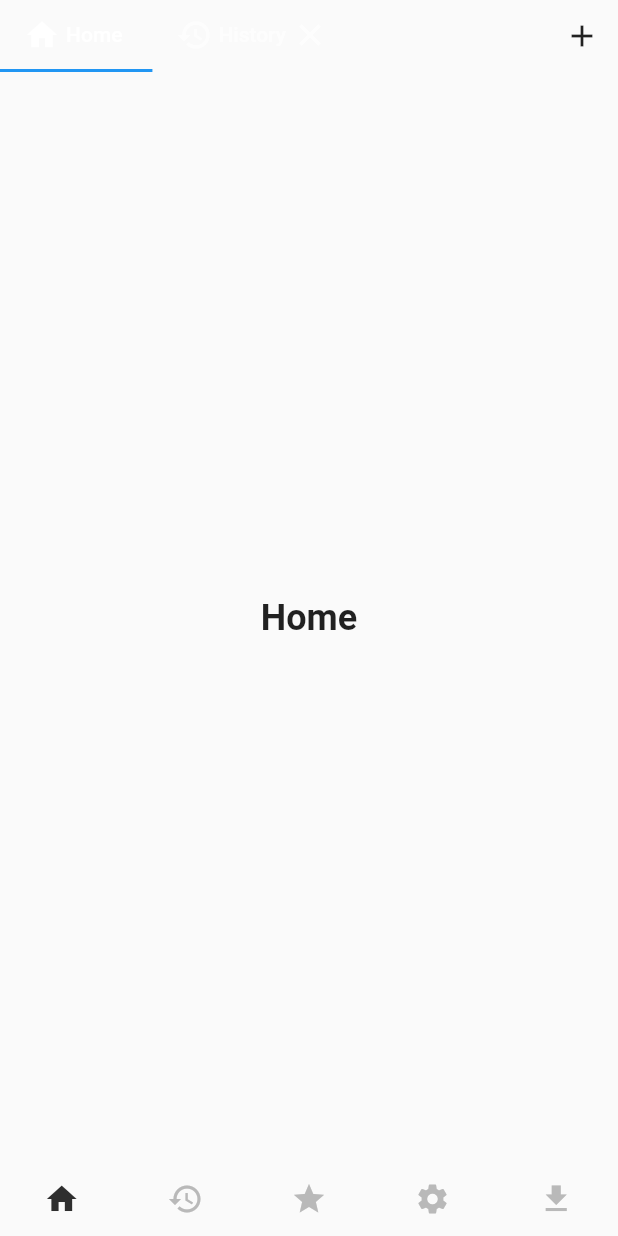
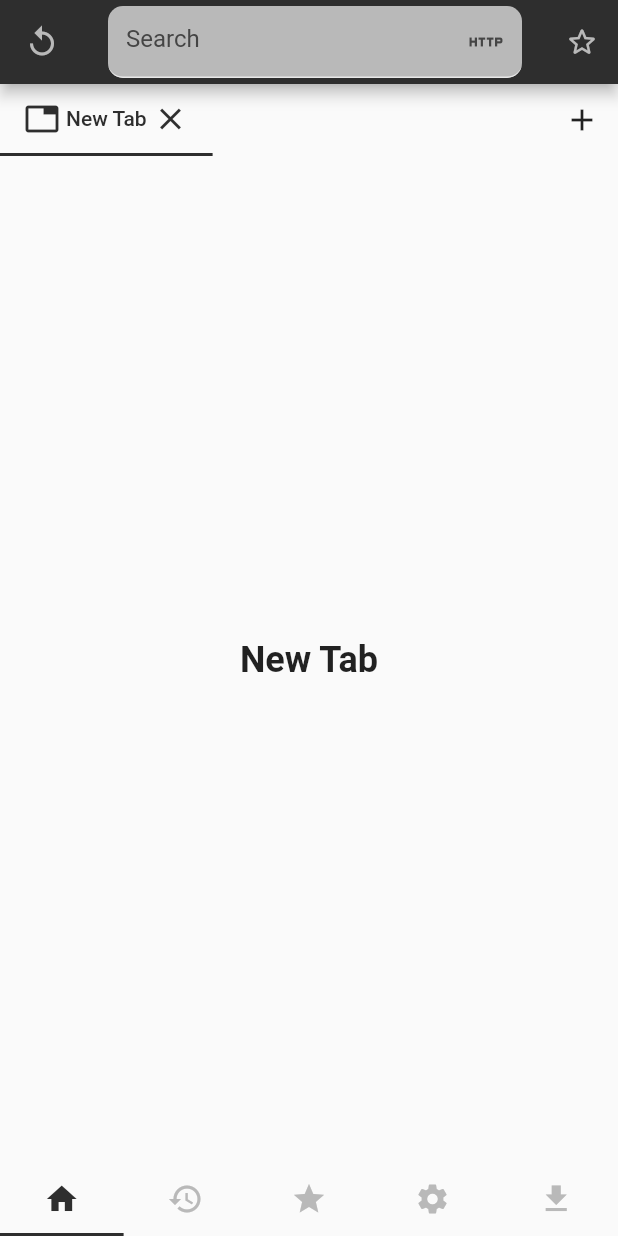
Before and after one commit to ejupi-djenis30/Dig, a Flutter app: the screen it shows after launch, on a phone screen of 412 x 824 dp. Run offline on Flutter 3.47's test engine with Material 2 defaults, Android fonts, the phone set to English and light mode, and no system bars; Roboto replaces fonts that are missing (Poppins).

Commit message:
ancora migliorato

```diff
--- a/lib/home.dart
+++ b/lib/home.dart
@@ -1,7 +1,11 @@
-import 'package:flutter/cupertino.dart';
 import 'package:flutter/material.dart';
 
 class HomeWidget extends StatefulWidget {
+  List<TabData> tabs = [
+    TabData(icon: Icons.tab, title: 'New Tab')
+  ];
+  HomeWidget({Key? key}) : super(key: key);
+
   @override
   _HomeWidgetState createState() => _HomeWidgetState();
 }
@@ -9,16 +13,12 @@ class HomeWidget extends StatefulWidget {
 class _HomeWidgetState extends State<HomeWidget>
     with SingleTickerProviderStateMixin {
   late TabController _tabController;
-  List<TabData> _tabs = [
-    TabData(icon: Icons.home, title: 'Home'),
-    TabData(icon: Icons.history, title: 'History'),
-    // Add more tabs as needed
-  ];
+
 
   @override
   void initState() {
     super.initState();
-    _tabController = TabController(length: _tabs.length, vsync: this);
+    _tabController = TabController(length: widget.tabs.length, vsync: this);
   }
 
   @override
@@ -36,8 +36,11 @@ class _HomeWidgetState extends State<HomeWidget>
             Expanded(
               child: TabBar(
                 controller: _tabController,
+                unselectedLabelColor: Color(0xFFB9B9B9),
+                labelColor: Color(0xFF2E2E2E),
+                indicatorColor: Color(0xFF2E2E2E),
                 isScrollable: true,
-                tabs: _tabs.map((TabData tab) {
+                tabs: widget.tabs.map((TabData tab) {
                   return Tab(
                     child: Row(
                       children: [
@@ -45,16 +48,11 @@ class _HomeWidgetState extends State<HomeWidget>
                         SizedBox(width: 4),
                         Text(tab.title),
                         SizedBox(width: 4),
-                        if (_tabs.indexOf(tab) != _tabController.index)
                           IconButton(
                             icon: Icon(Icons.close),
                             onPressed: () {
                               setState(() {
-                                _tabs.remove(tab);
-                                _tabController = TabController(
-                                  length: _tabs.length,
-                                  vsync: this,
-                                );
+                                widget.tabs.remove(tab);
                               });
                             },
                             padding: EdgeInsets.zero,
@@ -70,12 +68,8 @@ class _HomeWidgetState extends State<HomeWidget>
               icon: Icon(Icons.add),
               onPressed: () {
                 setState(() {
-                  _tabs.add(
+                  widget.tabs.add(
                     TabData(icon: Icons.tab, title: 'New Tab'),
-                  );
-                  _tabController = TabController(
-                    length: _tabs.length,
-                    vsync: this,
                   );
                 });
               },
@@ -85,11 +79,11 @@ class _HomeWidgetState extends State<HomeWidget>
         Expanded(
           child: TabBarView(
             controller: _tabController,
-            children: _tabs.map((TabData tab) {
+            children: widget.tabs.map((TabData tab) {
               return Center(
                 child: Text(
                   tab.title,
-                  style: TextStyle(
+                  style: const TextStyle(
                     fontSize: 24,
                     fontWeight: FontWeight.bold,
                   ),
--- a/lib/main.dart
+++ b/lib/main.dart
@@ -1,12 +1,14 @@
+import 'package:Dig/reload.dart';
 import 'package:flutter/material.dart';
+import 'package:flutter/services.dart';
 
 import 'home.dart';
 
 void main() {
-  runApp(MyApp());
+  runApp(DigBrowser());
 }
 
-class MyApp extends StatelessWidget {
+class DigBrowser extends StatelessWidget {
   @override
   Widget build(BuildContext context) {
     return MaterialApp(
@@ -15,46 +17,71 @@ class MyApp extends StatelessWidget {
       theme: ThemeData(
         primarySwatch: Colors.blue,
       ),
-      home: MyHomePage(title: 'Dig Browser'),
+      home: DigHomePage(title: 'Dig Browser'),
     );
   }
 }
 
-class MyHomePage extends StatefulWidget {
-  MyHomePage({Key? key, required this.title}) : super(key: key);
+class DigHomePage extends StatefulWidget {
+  DigHomePage({Key? key, required this.title}) : super(key: key);
   final String title;
 
   @override
-  _MyHomePageState createState() => _MyHomePageState();
+  _DigHomePageState createState() => _DigHomePageState();
 }
 
-class _MyHomePageState extends State<MyHomePage>
+class _DigHomePageState extends State<DigHomePage>
     with SingleTickerProviderStateMixin {
   late TabController _tabController;
+  late HomeWidget homeWidget;
   bool isFavorite = false;
-  bool showAppBar = false;
+  late bool showAppBar;
+  late TextEditingController _searchController;
+  bool isLoading = false;
+  late ReloadButton reloadButton;
 
   @override
   void initState() {
     super.initState();
+    homeWidget = HomeWidget();
     _tabController = TabController(length: 5, vsync: this);
-    _tabController.addListener(_handleTabSelection);
+    showAppBar = _tabController.index == 0 && homeWidget.tabs.isNotEmpty;
+    _tabController.addListener(_handleTabCountChanged);
+    _searchController = TextEditingController();
+    reloadButton = ReloadButton(isLoading: isLoading);
   }
 
-  void _handleTabSelection() {
+  void _handleTabCountChanged() {
     setState(() {
-      if (_tabController.index == 0) {
-        showAppBar = true;
-      } else {
-        showAppBar = false;
-      }
+      showAppBar = _tabController.index == 0 && homeWidget.tabs.isNotEmpty;
+      isLoading = reloadButton.isLoading;
     });
   }
 
   @override
   void dispose() {
     _tabController.dispose();
+    _searchController.dispose();
     super.dispose();
+  }
+
+  void _startReloadAnimation() {
+    setState(() {
+      isLoading = true;
+    });
+  }
+
+  void _stopReloadAnimation() {
+    setState(() {
+      isLoading = false;
+    });
+  }
+
+  void _handleKeyEvent(RawKeyEvent event) {
+    if (event is RawKeyDownEvent && event.logicalKey == LogicalKeyboardKey.enter) {
+      _startReloadAnimation();
+      print("helloooo");
+    }
   }
 
   @override
@@ -64,17 +91,12 @@ class _MyHomePageState extends State<MyHomePage>
           ? AppBar(
         backgroundColor: Color(0xFF2E2E2E),
         automaticallyImplyLeading: true,
-              leading: IconButton(
-                icon: Icon(
-                  Icons.replay_sharp,
-                  color: Color(0xFFB9B9B9),
-                  size: 24,
-                ),
-                onPressed: () {
-                  print('ReloadButton pressed ...');
-                },
-              ),
-              title: TextField(
+        leading: ReloadButton(isLoading: isLoading),
+        title: RawKeyboardListener(
+          focusNode: FocusNode(),
+          onKey: _handleKeyEvent,
+          child: TextField(
+            controller: _searchController,
             decoration: InputDecoration(
               hintText: 'Search',
               hintStyle: TextStyle(
@@ -111,16 +133,22 @@ class _MyHomePageState extends State<MyHomePage>
               ),
               filled: true,
               fillColor: Color(0xFFB9B9B9),
-                  suffixIcon: Icon(
+              suffixIcon: IconButton(
+                icon: Icon(
                   Icons.http,
                   color: Color(0xFF454545),
+                ),
+                onPressed: () {
+                  _startReloadAnimation();
+                  print("object");
+                },
               ),
             ),
             style: TextStyle(
               fontFamily: 'Poppins',
-                  color: Color(0xFF454545),
+              color: Color(0xFF2E2E2E),
             ),
-                textAlign: TextAlign.start,
+          ),
         ),
         actions: [
           IconButton(
@@ -144,18 +172,18 @@ class _MyHomePageState extends State<MyHomePage>
       body: TabBarView(
         controller: _tabController,
         children: [
-          HomeWidget(),
-          Container(), // Placeholder for second tab
-          Container(), // Placeholder for third tab
-          Container(), // Placeholder for fourth tab
-          Container(), // Placeholder for fifth tab
+          homeWidget,
+          Container(),
+          Container(),
+          Container(),
+          Container(),
         ],
       ),
       bottomNavigationBar: TabBar(
         controller: _tabController,
         unselectedLabelColor: Color(0xFFB9B9B9),
         labelColor: Color(0xFF2E2E2E),
-        indicatorColor: Colors.transparent,
+        indicatorColor: Color(0xFF2E2E2E),
         tabs: [
           Tab(
             icon: Icon(Icons.home),
--- /dev/null
+++ b/lib/reload.dart
@@ -0,0 +1,90 @@
+import 'package:flutter/material.dart';
+import 'dart:math' as math;
+
+class ReloadButton extends StatefulWidget {
+  bool isLoading;
+
+  ReloadButton({required this.isLoading});
+
+  @override
+  _ReloadButtonState createState() => _ReloadButtonState();
+}
+
+class _ReloadButtonState extends State<ReloadButton>
+    with SingleTickerProviderStateMixin {
+  late AnimationController _controller;
+  late Animation<double> _rotationAnimation;
+
+  @override
+  void initState() {
+    super.initState();
+    _controller = AnimationController(
+      duration: Duration(seconds: 1),
+      vsync: this,
+    );
+
+    _rotationAnimation = Tween(begin: 0.0, end: 1.0).animate(_controller);
+
+    if (widget.isLoading) {
+      _startRotation();
+    }
+  }
+
+  @override
+  void didUpdateWidget(ReloadButton oldWidget) {
+    super.didUpdateWidget(oldWidget);
+
+    if (widget.isLoading && !oldWidget.isLoading) {
+      _startRotation();
+    } else if (!widget.isLoading && oldWidget.isLoading) {
+      _stopRotation();
+    }
+  }
+
+  void _startRotation() {
+    setState(() {
+      widget.isLoading = true;
+    });
+    _controller.repeat();
+  }
+
+  void _stopRotation() {
+    setState(() {
+      widget.isLoading = false;
+    });
+    _controller.reset();
+  }
+
+  @override
+  void dispose() {
+    _controller.dispose();
+    super.dispose();
+  }
+
+  @override
+  Widget build(BuildContext context) {
+    return IconButton(
+      icon: AnimatedBuilder(
+        animation: _rotationAnimation,
+        builder: (context, child) {
+          return Transform.rotate(
+            angle: widget.isLoading ? _rotationAnimation.value * 2.0 * -math.pi : 0.0,
+            child: Icon(
+              Icons.replay_sharp,
+              color: Color(0xFFB9B9B9),
+              size: 24,
+            ),
+          );
+        },
+      ),
+      onPressed: () {
+        if (widget.isLoading) {
+          _stopRotation();
+        } else {
+          _startRotation();
+        }
+        print(widget.isLoading);
+      },
+    );
+  }
+}
--- a/pubspec.yaml
+++ b/pubspec.yaml
@@ -1,5 +1,5 @@
-name: dig
-description: A new Flutter project.
+name: Dig
+description: Gopher protocol browser.
 # The following line prevents the package from being accidentally published to
 # pub.dev using `flutter pub publish`. This is preferred for private packages.
 publish_to: 'none' # Remove this line if you wish to publish to pub.dev
```
Also changed, not shown: 15 other files. Lines whose indentation alone changed are shown as unchanged.
